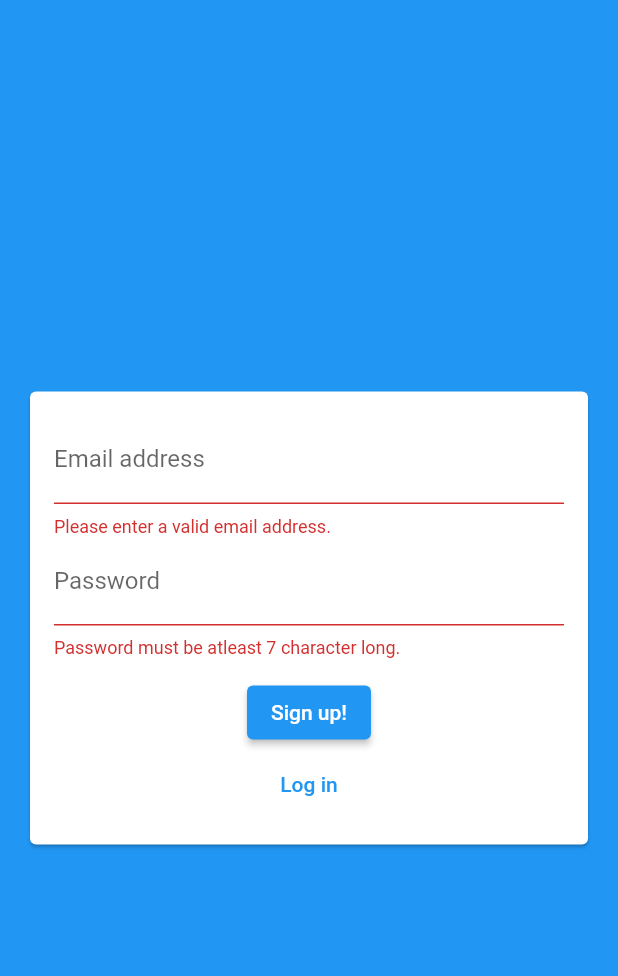
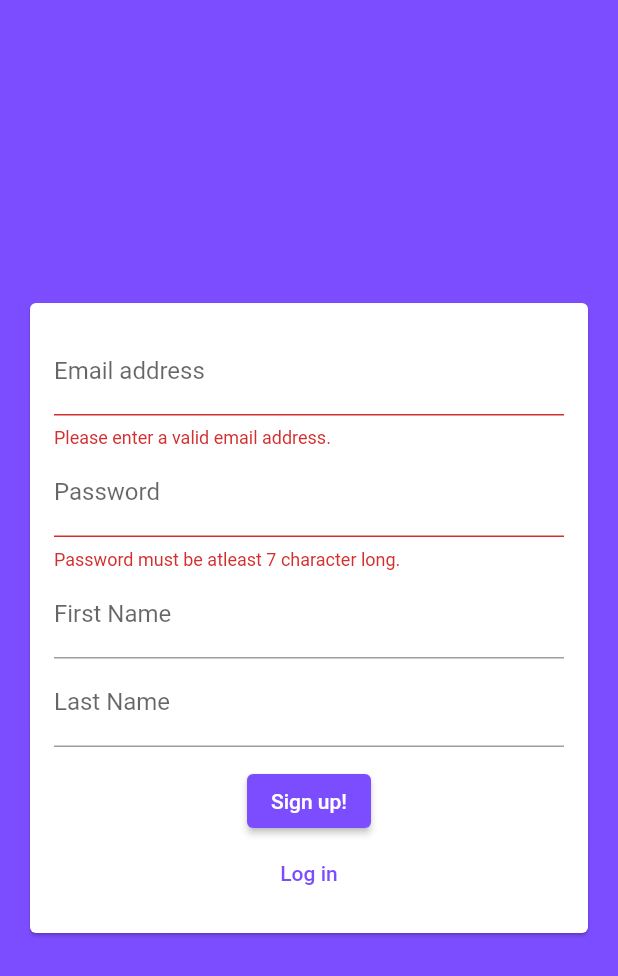
Before and after one commit to jagrati20/post_app, a Flutter app: the screen it shows after launch, after a tap on "Log in", after a tap on "Sign up!", on a phone screen of 412 x 824 dp. Shown: the top 976 px of the screen. Run offline on Flutter 3.47's test engine with Material 2 defaults, Android fonts, the phone set to English and light mode, and no system bars; our stand-ins replace cloud_firestore, firebase_auth, firebase_core, firebase_storage, image_picker; missing offline and left inert: dart:html; accounts and stored records are empty.

```diff
--- a/lib/main.dart
+++ b/lib/main.dart
@@ -17,12 +17,12 @@ class MyApp extends StatelessWidget {
     return MaterialApp(
       title: 'Posts',
       theme: ThemeData(
-          primarySwatch: Colors.blue,
-          backgroundColor: Colors.blue,
-          accentColor: Colors.blue,
+          primarySwatch: Colors.deepPurple,
+          backgroundColor: Colors.deepPurpleAccent,
+          accentColor: Colors.deepPurple,
           accentColorBrightness: Brightness.dark,
           buttonTheme: ButtonTheme.of(context).copyWith(
-              buttonColor: Colors.blue,
+              buttonColor: Colors.deepPurple,
               textTheme: ButtonTextTheme.primary,
               shape: RoundedRectangleBorder(
                 borderRadius: BorderRadius.circular(20),
--- a/lib/widgets/auth/auth_form.dart
+++ b/lib/widgets/auth/auth_form.dart
@@ -5,6 +5,8 @@ class AuthForm extends StatefulWidget {
   final void Function(
     String email,
     String password,
+    String firstName,
+    String lastName,
     bool isLogin,
     BuildContext ctx,
   ) submitFn;
@@ -18,6 +20,8 @@ class _AuthFormState extends State<AuthForm> {
   var _isLogin = true;
   String _userEmail = '';
   String _userPassword = '';
+  String _userFirstName = '';
+  String _userLastName = '';
 
   void _trySubmit() {
     final isValid = _formKey.currentState.validate();
@@ -29,6 +33,8 @@ class _AuthFormState extends State<AuthForm> {
       widget.submitFn(
         _userEmail.trim(),
         _userPassword.trim(),
+        _userFirstName.trim(),
+        _userLastName.trim(),
         _isLogin,
         context,
       );
@@ -78,14 +84,51 @@ class _AuthFormState extends State<AuthForm> {
                       _userPassword = value;
                     },
                   ),
+                  if (!_isLogin)
+                    TextFormField(
+                      key: ValueKey('firstName'),
+                      validator: (value) {
+                        if (value.isEmpty) {
+                          return 'Please enter First Name';
+                        }
+                        return null;
+                      },
+                      keyboardType: TextInputType.name,
+                      decoration: InputDecoration(
+                        labelText: 'First Name',
+                      ),
+                      onSaved: (value) {
+                        _userFirstName = value;
+                      },
+                    ),
+                  if (!_isLogin)
+                    TextFormField(
+                      key: ValueKey('lastName'),
+                      validator: (value) {
+                        if (value.isEmpty) {
+                          return 'Please enter Last Name';
+                        }
+                        return null;
+                      },
+                      keyboardType: TextInputType.name,
+                      decoration: InputDecoration(
+                        labelText: 'Last Name',
+                      ),
+                      onSaved: (value) {
+                        _userLastName = value;
+                      },
+                    ),
                   SizedBox(height: 12),
                   ElevatedButton(
                     child: Text(_isLogin ? 'Log in' : 'Sign up!'),
                     onPressed: _trySubmit,
+                    style: ElevatedButton.styleFrom(
+                      primary: Colors.deepPurpleAccent,
+                    ),
                   ),
                   TextButton(
                     style: TextButton.styleFrom(
-                      primary: Colors.blue,
+                      primary: Colors.deepPurpleAccent,
                     ),
                     child: Text(_isLogin ? 'Sign up!' : 'Log in'),
                     onPressed: () {
```
Also changed, not shown: lib/screens/auth_screen.dart (+12 -3 lines), lib/screens/home_screen.dart (+33 -42 lines), lib/screens/see_post_screen.dart (deleted, +0 -35 lines), lib/widgets/post/create_post.dart (+44 -21 lines), lib/widgets/post/post_details.dart (added, +51 -0 lines), lib/widgets/post/view_post.dart (added, +152 -0 lines), 1 other file.
